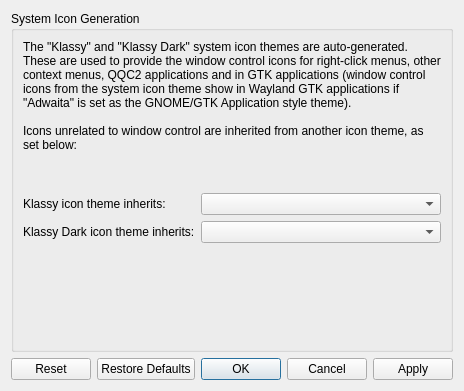
Old version of the form kdecoration/config/ui/systemicongeneration.ui in the repository paulmcauley/klassy.
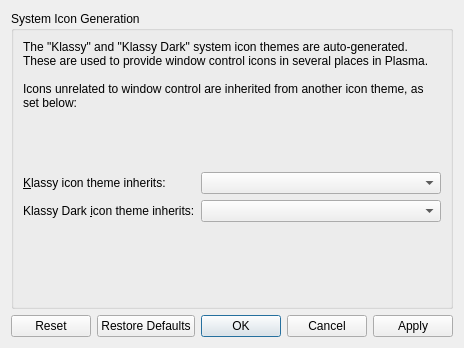
New version of the form.

Commit message: Simplify System Icon Generation description

Diff of the .ui file:
```diff
--- a/kdecoration/config/ui/systemicongeneration.ui
+++ b/kdecoration/config/ui/systemicongeneration.ui
@@ -7,7 +7,7 @@
     <x>0</x>
     <y>0</y>
     <width>459</width>
-    <height>391</height>
+    <height>348</height>
    </rect>
   </property>
   <property name="windowTitle">
@@ -23,7 +23,7 @@
       <item alignment="Qt::AlignTop">
        <widget class="QLabel" name="label">
         <property name="text">
-         <string>The &quot;Klassy&quot; and &quot;Klassy Dark&quot; system icon themes are auto-generated.  These are used to provide the window control icons for right-click menus, other context menus, QQC2 applications and in GTK applications (window control icons from the system icon theme show in Wayland GTK applications if &quot;Adwaita&quot; is set as the GNOME/GTK Application style theme).
+         <string>The &quot;Klassy&quot; and &quot;Klassy Dark&quot; system icon themes are auto-generated.  These are used to provide window control icons in several places in Plasma.
 
 Icons unrelated to window control are inherited from another icon theme, as set below:</string>
         </property>
@@ -37,7 +37,7 @@
         <item row="0" column="0">
          <widget class="QLabel" name="label_2">
           <property name="text">
-           <string>Klassy icon theme inherits:</string>
+           <string>&amp;Klassy icon theme inherits:</string>
           </property>
           <property name="buddy">
            <cstring>klassyIconThemeInherits</cstring>
@@ -47,7 +47,7 @@
         <item row="1" column="0">
          <widget class="QLabel" name="label_3">
           <property name="text">
-           <string>Klassy Dark icon theme inherits:</string>
+           <string>Klassy Dark &amp;icon theme inherits:</string>
           </property>
           <property name="buddy">
            <cstring>klassyDarkIconThemeInherits</cstring>
```
